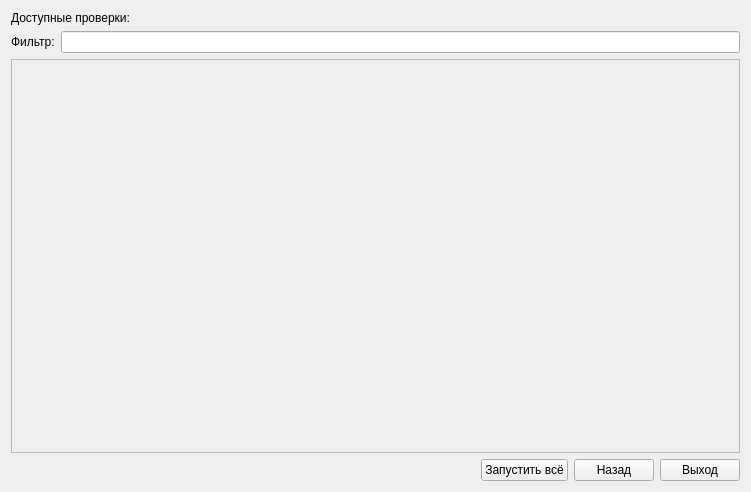
Above: src/app/runtestsdialog.ui from AlexSP0/alt-diagnostic-tool before the change. Below: the same form after it.
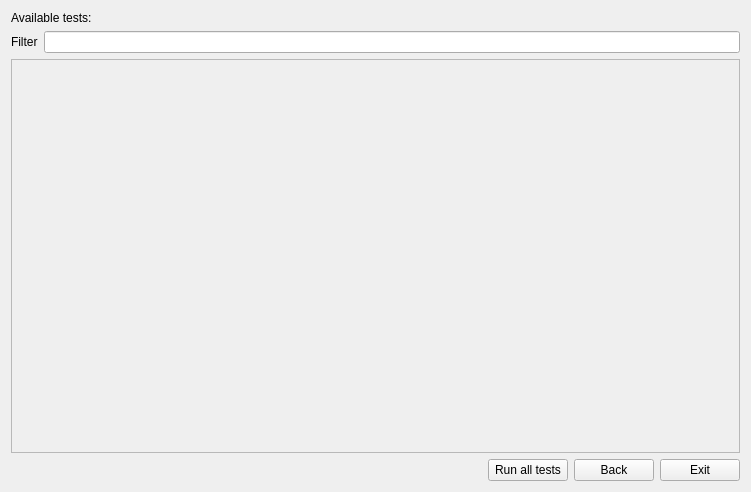
That is the form after the change.

```diff
--- a/src/app/runtestsdialog.ui
+++ b/src/app/runtestsdialog.ui
@@ -26,14 +26,14 @@
       </sizepolicy>
      </property>
      <property name="text">
-      <string>Доступные проверки:</string>
+      <string>Available tests:</string>
      </property>
     </widget>
    </item>
    <item row="1" column="0">
     <widget class="QLabel" name="label">
      <property name="text">
-      <string>Фильтр:</string>
+      <string>Filter</string>
      </property>
     </widget>
    </item>
@@ -159,21 +159,21 @@
      <item>
       <widget class="QPushButton" name="testPushButton">
        <property name="text">
-        <string>Запустить всё</string>
+        <string>Run all tests</string>
        </property>
       </widget>
      </item>
      <item>
       <widget class="QPushButton" name="backPushButton">
        <property name="text">
-        <string>Назад</string>
+        <string>Back</string>
        </property>
       </widget>
      </item>
      <item>
       <widget class="QPushButton" name="exitPushButton">
        <property name="text">
-        <string>Выход</string>
+        <string>Exit</string>
        </property>
       </widget>
      </item>
```
